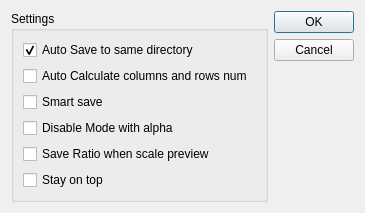
First picture: the form in dialogsettings.ui, repository OlexandrI/SidleAnn, before the edit.
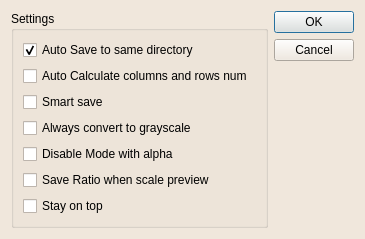
Second picture: the form after the edit.

Diff of the .ui file:
```diff
--- a/dialogsettings.ui
+++ b/dialogsettings.ui
@@ -7,9 +7,424 @@
     <x>0</x>
     <y>0</y>
     <width>365</width>
-    <height>213</height>
+    <height>230</height>
    </rect>
   </property>
+  <property name="palette">
+   <palette>
+    <active>
+     <colorrole role="WindowText">
+      <brush brushstyle="SolidPattern">
+       <color alpha="255">
+        <red>0</red>
+        <green>0</green>
+        <blue>0</blue>
+       </color>
+      </brush>
+     </colorrole>
+     <colorrole role="Button">
+      <brush brushstyle="SolidPattern">
+       <color alpha="255">
+        <red>240</red>
+        <green>231</green>
+        <blue>220</blue>
+       </color>
+      </brush>
+     </colorrole>
+     <colorrole role="Light">
+      <brush brushstyle="SolidPattern">
+       <color alpha="255">
+        <red>255</red>
+        <green>255</green>
+        <blue>255</blue>
+       </color>
+      </brush>
+     </colorrole>
+     <colorrole role="Midlight">
+      <brush brushstyle="SolidPattern">
+       <color alpha="255">
+        <red>247</red>
+        <green>243</green>
+        <blue>237</blue>
+       </color>
+      </brush>
+     </colorrole>
+     <colorrole role="Dark">
+      <brush brushstyle="SolidPattern">
+       <color alpha="255">
+        <red>120</red>
+        <green>115</green>
+        <blue>110</blue>
+       </color>
+      </brush>
+     </colorrole>
+     <colorrole role="Mid">
+      <brush brushstyle="SolidPattern">
+       <color alpha="255">
+        <red>160</red>
+        <green>154</green>
+        <blue>147</blue>
+       </color>
+      </brush>
+     </colorrole>
+     <colorrole role="Text">
+      <brush brushstyle="SolidPattern">
+       <color alpha="255">
+        <red>0</red>
+        <green>0</green>
+        <blue>0</blue>
+       </color>
+      </brush>
+     </colorrole>
+     <colorrole role="BrightText">
+      <brush brushstyle="SolidPattern">
+       <color alpha="255">
+        <red>255</red>
+        <green>255</green>
+        <blue>255</blue>
+       </color>
+      </brush>
+     </colorrole>
+     <colorrole role="ButtonText">
+      <brush brushstyle="SolidPattern">
+       <color alpha="255">
+        <red>0</red>
+        <green>0</green>
+        <blue>0</blue>
+       </color>
+      </brush>
+     </colorrole>
+     <colorrole role="Base">
+      <brush brushstyle="SolidPattern">
+       <color alpha="255">
+        <red>255</red>
+        <green>255</green>
+        <blue>255</blue>
+       </color>
+      </brush>
+     </colorrole>
+     <colorrole role="Window">
+      <brush brushstyle="SolidPattern">
+       <color alpha="255">
+        <red>240</red>
+        <green>231</green>
+        <blue>220</blue>
+       </color>
+      </brush>
+     </colorrole>
+     <colorrole role="Shadow">
+      <brush brushstyle="SolidPattern">
+       <color alpha="255">
+        <red>0</red>
+        <green>0</green>
+        <blue>0</blue>
+       </color>
+      </brush>
+     </colorrole>
+     <colorrole role="AlternateBase">
+      <brush brushstyle="SolidPattern">
+       <color alpha="255">
+        <red>247</red>
+        <green>243</green>
+        <blue>237</blue>
+       </color>
+      </brush>
+     </colorrole>
+     <colorrole role="ToolTipBase">
+      <brush brushstyle="SolidPattern">
+       <color alpha="255">
+        <red>255</red>
+        <green>255</green>
+        <blue>220</blue>
+       </color>
+      </brush>
+     </colorrole>
+     <colorrole role="ToolTipText">
+      <brush brushstyle="SolidPattern">
+       <color alpha="255">
+        <red>0</red>
+        <green>0</green>
+        <blue>0</blue>
+       </color>
+      </brush>
+     </colorrole>
+    </active>
+    <inactive>
+     <colorrole role="WindowText">
+      <brush brushstyle="SolidPattern">
+       <color alpha="255">
+        <red>0</red>
+        <green>0</green>
+        <blue>0</blue>
+       </color>
+      </brush>
+     </colorrole>
+     <colorrole role="Button">
+      <brush brushstyle="SolidPattern">
+       <color alpha="255">
+        <red>240</red>
+        <green>231</green>
+        <blue>220</blue>
+       </color>
+      </brush>
+     </colorrole>
+     <colorrole role="Light">
+      <brush brushstyle="SolidPattern">
+       <color alpha="255">
+        <red>255</red>
+        <green>255</green>
+        <blue>255</blue>
+       </color>
+      </brush>
+     </colorrole>
+     <colorrole role="Midlight">
+      <brush brushstyle="SolidPattern">
+       <color alpha="255">
+        <red>247</red>
+        <green>243</green>
+        <blue>237</blue>
+       </color>
+      </brush>
+     </colorrole>
+     <colorrole role="Dark">
+      <brush brushstyle="SolidPattern">
+       <color alpha="255">
+        <red>120</red>
+        <green>115</green>
+        <blue>110</blue>
+       </color>
+      </brush>
+     </colorrole>
+     <colorrole role="Mid">
+      <brush brushstyle="SolidPattern">
+       <color alpha="255">
+        <red>160</red>
+        <green>154</green>
+        <blue>147</blue>
+       </color>
+      </brush>
+     </colorrole>
+     <colorrole role="Text">
+      <brush brushstyle="SolidPattern">
+       <color alpha="255">
+        <red>0</red>
+        <green>0</green>
+        <blue>0</blue>
+       </color>
+      </brush>
+     </colorrole>
+     <colorrole role="BrightText">
+      <brush brushstyle="SolidPattern">
+       <color alpha="255">
+        <red>255</red>
+        <green>255</green>
+        <blue>255</blue>
+       </color>
+      </brush>
+     </colorrole>
+     <colorrole role="ButtonText">
+      <brush brushstyle="SolidPattern">
+       <color alpha="255">
+        <red>0</red>
+        <green>0</green>
+        <blue>0</blue>
+       </color>
+      </brush>
+     </colorrole>
+     <colorrole role="Base">
+      <brush brushstyle="SolidPattern">
+       <color alpha="255">
+        <red>255</red>
+        <green>255</green>
+        <blue>255</blue>
+       </color>
+      </brush>
+     </colorrole>
+     <colorrole role="Window">
+      <brush brushstyle="SolidPattern">
+       <color alpha="255">
+        <red>240</red>
+        <green>231</green>
+        <blue>220</blue>
+       </color>
+      </brush>
+     </colorrole>
+     <colorrole role="Shadow">
+      <brush brushstyle="SolidPattern">
+       <color alpha="255">
+        <red>0</red>
+        <green>0</green>
+        <blue>0</blue>
+       </color>
+      </brush>
+     </colorrole>
+     <colorrole role="AlternateBase">
+      <brush brushstyle="SolidPattern">
+       <color alpha="255">
+        <red>247</red>
+        <green>243</green>
+        <blue>237</blue>
+       </color>
+      </brush>
+     </colorrole>
+     <colorrole role="ToolTipBase">
+      <brush brushstyle="SolidPattern">
+       <color alpha="255">
+        <red>255</red>
+        <green>255</green>
+        <blue>220</blue>
+       </color>
+      </brush>
+     </colorrole>
+     <colorrole role="ToolTipText">
+      <brush brushstyle="SolidPattern">
+       <color alpha="255">
+        <red>0</red>
+        <green>0</green>
+        <blue>0</blue>
+       </color>
+      </brush>
+     </colorrole>
+    </inactive>
+    <disabled>
+     <colorrole role="WindowText">
+      <brush brushstyle="SolidPattern">
+       <color alpha="255">
+        <red>120</red>
+        <green>115</green>
+        <blue>110</blue>
+       </color>
+      </brush>
+     </colorrole>
+     <colorrole role="Button">
+      <brush brushstyle="SolidPattern">
+       <color alpha="255">
+        <red>240</red>
+        <green>231</green>
+        <blue>220</blue>
+       </color>
+      </brush>
+     </colorrole>
+     <colorrole role="Light">
+      <brush brushstyle="SolidPattern">
+       <color alpha="255">
+        <red>255</red>
+        <green>255</green>
+        <blue>255</blue>
+       </color>
+      </brush>
+     </colorrole>
+     <colorrole role="Midlight">
+      <brush brushstyle="SolidPattern">
+       <color alpha="255">
+        <red>247</red>
+        <green>243</green>
+        <blue>237</blue>
+       </color>
+      </brush>
+     </colorrole>
+     <colorrole role="Dark">
+      <brush brushstyle="SolidPattern">
+       <color alpha="255">
+        <red>120</red>
+        <green>115</green>
+        <blue>110</blue>
+       </color>
+      </brush>
+     </colorrole>
+     <colorrole role="Mid">
+      <brush brushstyle="SolidPattern">
+       <color alpha="255">
+        <red>160</red>
+        <green>154</green>
+        <blue>147</blue>
+       </color>
+      </brush>
+     </colorrole>
+     <colorrole role="Text">
+      <brush brushstyle="SolidPattern">
+       <color alpha="255">
+        <red>120</red>
+        <green>115</green>
+        <blue>110</blue>
+       </color>
+      </brush>
+     </colorrole>
+     <colorrole role="BrightText">
+      <brush brushstyle="SolidPattern">
+       <color alpha="255">
+        <red>255</red>
+        <green>255</green>
+        <blue>255</blue>
+       </color>
+      </brush>
+     </colorrole>
+     <colorrole role="ButtonText">
+      <brush brushstyle="SolidPattern">
+       <color alpha="255">
+        <red>120</red>
+        <green>115</green>
+        <blue>110</blue>
+       </color>
+      </brush>
+     </colorrole>
+     <colorrole role="Base">
+      <brush brushstyle="SolidPattern">
+       <color alpha="255">
+        <red>240</red>
+        <green>231</green>
+        <blue>220</blue>
+       </color>
+      </brush>
+     </colorrole>
+     <colorrole role="Window">
+      <brush brushstyle="SolidPattern">
+       <color alpha="255">
+        <red>240</red>
+        <green>231</green>
+        <blue>220</blue>
+       </color>
+      </brush>
+     </colorrole>
+     <colorrole role="Shadow">
+      <brush brushstyle="SolidPattern">
+       <color alpha="255">
+        <red>0</red>
+        <green>0</green>
+        <blue>0</blue>
+       </color>
+      </brush>
+     </colorrole>
+     <colorrole role="AlternateBase">
+      <brush brushstyle="SolidPattern">
+       <color alpha="255">
+        <red>240</red>
+        <green>231</green>
+        <blue>220</blue>
+       </color>
+      </brush>
+     </colorrole>
+     <colorrole role="ToolTipBase">
+      <brush brushstyle="SolidPattern">
+       <color alpha="255">
+        <red>255</red>
+        <green>255</green>
+        <blue>220</blue>
+       </color>
+      </brush>
+     </colorrole>
+     <colorrole role="ToolTipText">
+      <brush brushstyle="SolidPattern">
+       <color alpha="255">
+        <red>0</red>
+        <green>0</green>
+        <blue>0</blue>
+       </color>
+      </brush>
+     </colorrole>
+    </disabled>
+   </palette>
+  </property>
   <property name="windowTitle">
    <string>Settings</string>
   </property>
@@ -50,6 +465,13 @@
         </property>
        </widget>
       </item>
+      <item>
+       <widget class="QCheckBox" name="bAlwaysToGray">
+        <property name="text">
+         <string>Always convert to grayscale</string>
+        </property>
+       </widget>
+      </item>
       <item>
        <widget class="QCheckBox" name="bDisableAlphaMode">
         <property name="text">
```
